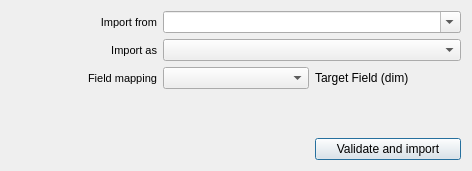
The window that mlapp/src/widgets/import_dialog/import_dialog_base.ui (Trailmarker/paddock-power) describes before a commit, drawn with Qt 5.
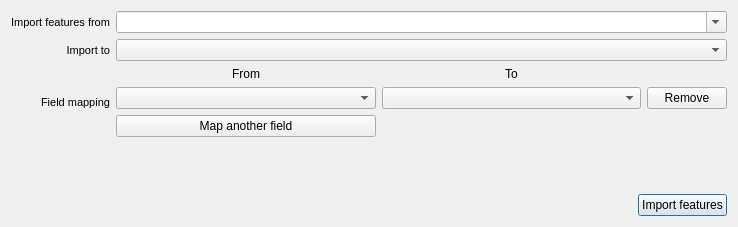
The same window after the commit. Custom widgets are drawn as their Qt base class.

Commit message: work in progress wiring Import Dialog (PP-38)

Diff of the .ui file:
```diff
--- a/mlapp/src/widgets/import_dialog/import_dialog_base.ui
+++ b/mlapp/src/widgets/import_dialog/import_dialog_base.ui
@@ -6,8 +6,8 @@
    <rect>
     <x>0</x>
     <y>0</y>
-    <width>472</width>
-    <height>171</height>
+    <width>738</width>
+    <height>227</height>
    </rect>
   </property>
   <property name="windowTitle">
@@ -22,9 +22,9 @@
   <property name="modal">
    <bool>false</bool>
   </property>
-  <layout class="QGridLayout" name="grid" columnstretch="0,0,0">
-   <item row="2" column="0">
-    <widget class="QLabel" name="mapFieldsLabel">
+  <layout class="QGridLayout" name="grid" columnstretch="0,3,0">
+   <item row="0" column="0">
+    <widget class="QLabel" name="importLayerLabel">
      <property name="sizePolicy">
       <sizepolicy hsizetype="Minimum" vsizetype="Minimum">
        <horstretch>0</horstretch>
@@ -37,7 +37,7 @@
       </font>
      </property>
      <property name="text">
-      <string notr="true">Field mapping</string>
+      <string notr="true">Import features from</string>
      </property>
      <property name="alignment">
       <set>Qt::AlignRight|Qt::AlignTrailing|Qt::AlignVCenter</set>
@@ -57,24 +57,6 @@
      </property>
     </widget>
    </item>
-   <item row="2" column="1" colspan="2">
-    <layout class="QGridLayout" name="mapFieldsGrid">
-     <item row="1" column="0">
-      <widget class="QgsFieldComboBox" name="sourceFieldComboBox">
-       <property name="placeholderText">
-        <string>Select source field …</string>
-       </property>
-      </widget>
-     </item>
-     <item row="1" column="1">
-      <widget class="QLabel" name="targetFieldText">
-       <property name="text">
-        <string>Target Field (dim)</string>
-       </property>
-      </widget>
-     </item>
-    </layout>
-   </item>
    <item row="4" column="0" colspan="2">
     <spacer name="horizontalSpacer">
      <property name="orientation">
@@ -88,6 +70,37 @@
      </property>
     </spacer>
    </item>
+   <item row="1" column="1" colspan="2">
+    <widget class="QComboBox" name="importAsComboBox"/>
+   </item>
+   <item row="4" column="2">
+    <widget class="QPushButton" name="importButton">
+     <property name="text">
+      <string>Import features</string>
+     </property>
+    </widget>
+   </item>
+   <item row="1" column="0">
+    <widget class="QLabel" name="targetLayerLabel">
+     <property name="sizePolicy">
+      <sizepolicy hsizetype="Minimum" vsizetype="Minimum">
+       <horstretch>0</horstretch>
+       <verstretch>0</verstretch>
+      </sizepolicy>
+     </property>
+     <property name="font">
+      <font>
+       <pointsize>8</pointsize>
+      </font>
+     </property>
+     <property name="text">
+      <string notr="true">Import to</string>
+     </property>
+     <property name="alignment">
+      <set>Qt::AlignRight|Qt::AlignTrailing|Qt::AlignVCenter</set>
+     </property>
+    </widget>
+   </item>
    <item row="3" column="1">
     <spacer name="verticalSpacer">
      <property name="orientation">
@@ -101,15 +114,8 @@
      </property>
     </spacer>
    </item>
-   <item row="4" column="2">
-    <widget class="QPushButton" name="importButton">
-     <property name="text">
-      <string>Validate and import</string>
-     </property>
-    </widget>
-   </item>
-   <item row="0" column="0">
-    <widget class="QLabel" name="importLayerLabel">
+   <item row="2" column="0">
+    <widget class="QLabel" name="mapFieldsLabel">
      <property name="sizePolicy">
       <sizepolicy hsizetype="Minimum" vsizetype="Minimum">
        <horstretch>0</horstretch>
@@ -122,36 +128,67 @@
       </font>
      </property>
      <property name="text">
-      <string notr="true">Import from</string>
+      <string notr="true">Field mapping</string>
      </property>
      <property name="alignment">
       <set>Qt::AlignRight|Qt::AlignTrailing|Qt::AlignVCenter</set>
      </property>
     </widget>
    </item>
-   <item row="1" column="0">
-    <widget class="QLabel" name="importAsLabel">
-     <property name="sizePolicy">
-      <sizepolicy hsizetype="Minimum" vsizetype="Minimum">
-       <horstretch>0</horstretch>
-       <verstretch>0</verstretch>
-      </sizepolicy>
-     </property>
-     <property name="font">
-      <font>
-       <pointsize>8</pointsize>
-      </font>
-     </property>
-     <property name="text">
-      <string notr="true">Import as</string>
-     </property>
-     <property name="alignment">
-      <set>Qt::AlignRight|Qt::AlignTrailing|Qt::AlignVCenter</set>
-     </property>
-    </widget>
-   </item>
-   <item row="1" column="1" colspan="2">
-    <widget class="QComboBox" name="importAsComboBox"/>
+   <item row="2" column="1" colspan="2">
+    <layout class="QGridLayout" name="fieldMapGrid" columnstretch="1,1,0">
+     <item row="2" column="0">
+      <widget class="QPushButton" name="mapFieldButton">
+       <property name="text">
+        <string>Map another field</string>
+       </property>
+      </widget>
+     </item>
+     <item row="1" column="2">
+      <widget class="QPushButton" name="unmapFieldButton">
+       <property name="toolTip">
+        <string>Remove field mapping …</string>
+       </property>
+       <property name="text">
+        <string>Remove</string>
+       </property>
+      </widget>
+     </item>
+     <item row="1" column="0">
+      <widget class="QgsFieldComboBox" name="importLayerFieldComboBox">
+       <property name="placeholderText">
+        <string>Select source field …</string>
+       </property>
+      </widget>
+     </item>
+     <item row="1" column="1">
+      <widget class="QgsFieldComboBox" name="targetLayerFieldComboBox">
+       <property name="placeholderText">
+        <string>Select Paddock Power field …</string>
+       </property>
+      </widget>
+     </item>
+     <item row="0" column="0">
+      <widget class="QLabel" name="importLayerFieldLabel">
+       <property name="text">
+        <string>From</string>
+       </property>
+       <property name="alignment">
+        <set>Qt::AlignCenter</set>
+       </property>
+      </widget>
+     </item>
+     <item row="0" column="1">
+      <widget class="QLabel" name="targetLayerFieldLabel">
+       <property name="text">
+        <string>To</string>
+       </property>
+       <property name="alignment">
+        <set>Qt::AlignCenter</set>
+       </property>
+      </widget>
+     </item>
+    </layout>
    </item>
   </layout>
  </widget>
```
The commit also changes 3 other files.
